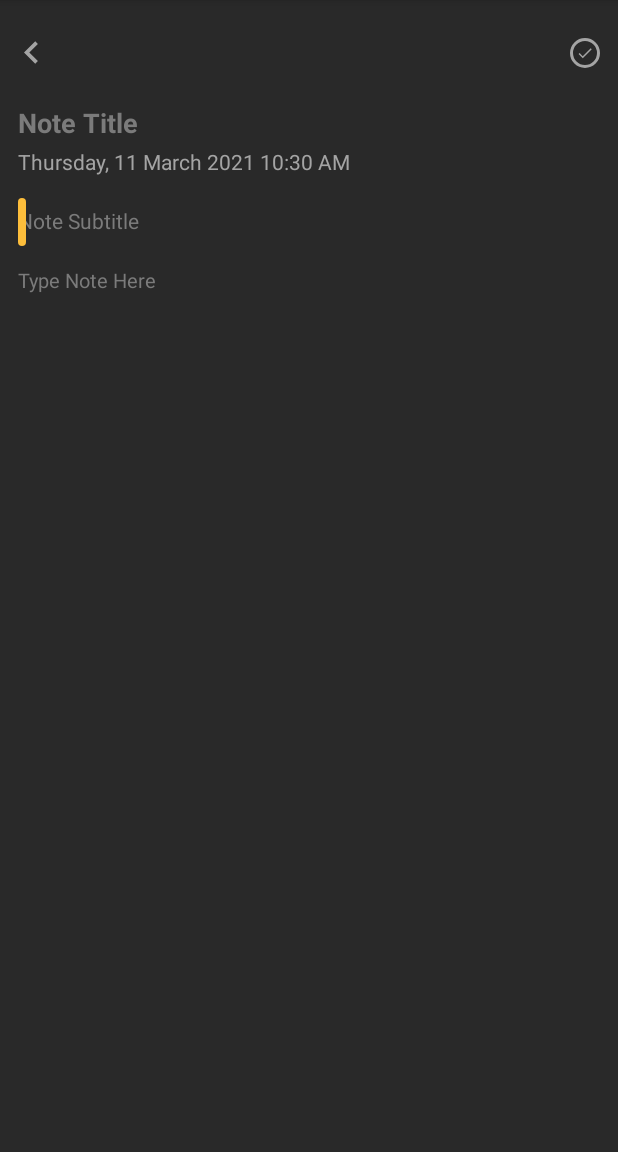
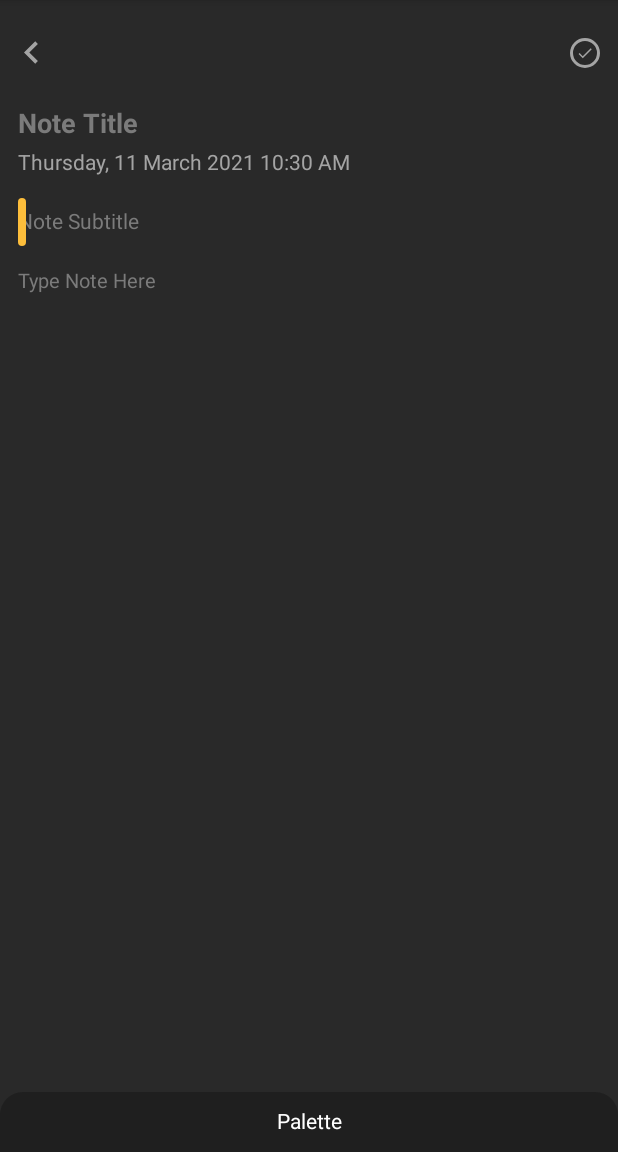
Before and after one commit to thienle0610/Manage-App, an Android app: the CreateNotes screen opened directly, with no data from a screen before it, on a phone screen of 412 x 824 dp, the part 84-1236 px from its top. Run offline under Robolectric (Android 15) with nearby library versions, the phone set to English and light mode, and no system bars.

Commit message:
Adding note's colors

```diff
--- a/app/src/main/java/com/example/manageapp/activities/CreateNotes.java
+++ b/app/src/main/java/com/example/manageapp/activities/CreateNotes.java
@@ -10,12 +10,14 @@ import android.os.Bundle;
 import android.view.View;
 import android.widget.EditText;
 import android.widget.ImageView;
+import android.widget.LinearLayout;
 import android.widget.TextView;
 import android.widget.Toast;
 
 import com.example.manageapp.R;
 import com.example.manageapp.database.NoteDatabase;
 import com.example.manageapp.entities.Note;
+import com.google.android.material.bottomsheet.BottomSheetBehavior;
 
 import java.text.SimpleDateFormat;
 import java.util.Date;
@@ -47,8 +49,9 @@ public class CreateNotes extends AppCompatActivity {
 
         ImageView imageSave = findViewById(R.id.imageSave);
         imageSave.setOnClickListener(v -> saveNote());
+
+        initMiscellaneous();
     }
-
 
 
     private void saveNote() {
@@ -72,13 +75,12 @@ public class CreateNotes extends AppCompatActivity {
         @SuppressLint("StaticFieldLeak")
         class SaveNoteTask extends AsyncTask<Void, Void, Void> {
 
-            protected Void doInBackground(Void... voids){
+            protected Void doInBackground(Void... voids) {
                 NoteDatabase.getNoteDatabase(getApplicationContext()).noteDao().insertNote(note);
                 return null;
             }
 
-            protected void onPostExecute(Void aVoid)
-            {
+            protected void onPostExecute(Void aVoid) {
                 super.onPostExecute(aVoid);
                 Intent intent = new Intent();
                 setResult(RESULT_OK, intent);
@@ -88,4 +90,16 @@ public class CreateNotes extends AppCompatActivity {
 
         new SaveNoteTask().execute();
     }
+
+    private void initMiscellaneous() {
+        final LinearLayout layoutMiscellaneous = findViewById(R.id.layoutMiscellaneous);
+        final BottomSheetBehavior<LinearLayout> bottomSheetBehavior = BottomSheetBehavior.from(layoutMiscellaneous);
+        layoutMiscellaneous.findViewById(R.id.textMiscellaneous).setOnClickListener(v -> {
+            if (bottomSheetBehavior.getState() != BottomSheetBehavior.STATE_EXPANDED) {
+                bottomSheetBehavior.setState(BottomSheetBehavior.STATE_EXPANDED);
+            } else {
+                bottomSheetBehavior.setState(BottomSheetBehavior.STATE_COLLAPSED);
+            }
+        });
+    }
 }
--- /dev/null
+++ b/app/src/main/res/drawable/background_miscellaneous.xml
@@ -0,0 +1,8 @@
+<?xml version="1.0" encoding="utf-8"?>
+<shape xmlns:android="http://schemas.android.com/apk/res/android"
+    android:shape="rectangle">
+<solid android:color="@color/colorMiscellaneousBackground"/>
+    <corners
+        android:topLeftRadius="15dp"
+        android:topRightRadius="15dp"/>
+</shape>
--- /dev/null
+++ b/app/src/main/res/drawable/background_note_color_1.xml
@@ -0,0 +1,46 @@
+<?xml version="1.0" encoding="utf-8"?>
+<layer-list xmlns:android="http://schemas.android.com/apk/res/android">
+
+    <item>
+
+        <shape android:shape="oval">
+            <stroke
+                android:width="2dp"
+                android:color="#F660AB"/>
+
+
+
+        </shape>
+    </item>
+
+    <item
+        android:left="3dp"
+        android:right="3dp"
+        android:bottom="3dp"
+        android:top="3dp">
+
+        <shape android:shape="oval">
+
+            <stroke
+                android:width="6dp"
+                android:color="@color/colorMiscellaneousBackground"/>
+        </shape>
+    </item>
+
+    <item
+        android:left="6dp"
+        android:right="6dp"
+        android:bottom="6dp"
+        android:top="6dp">
+
+        <shape android:shape="oval">
+
+            <solid android:color="#F778A1"/>
+        </shape>
+    </item>
+
+
+
+
+
+</layer-list>
--- /dev/null
+++ b/app/src/main/res/drawable/background_note_color_2.xml
@@ -0,0 +1,46 @@
+<?xml version="1.0" encoding="utf-8"?>
+<layer-list xmlns:android="http://schemas.android.com/apk/res/android">
+
+    <item>
+
+        <shape android:shape="oval">
+            <stroke
+                android:width="2dp"
+                android:color="#306754"/>
+
+
+
+        </shape>
+    </item>
+
+    <item
+        android:left="3dp"
+        android:right="3dp"
+        android:bottom="3dp"
+        android:top="3dp">
+
+        <shape android:shape="oval">
+
+            <stroke
+                android:width="6dp"
+                android:color="@color/colorMiscellaneousBackground"/>
+        </shape>
+    </item>
+
+    <item
+        android:left="6dp"
+        android:right="6dp"
+        android:bottom="6dp"
+        android:top="6dp">
+
+        <shape android:shape="oval">
+
+            <solid android:color="#98FF98"/>
+        </shape>
+    </item>
+
+
+
+
+
+</layer-list>
--- /dev/null
+++ b/app/src/main/res/drawable/background_note_color_3.xml
@@ -0,0 +1,46 @@
+<?xml version="1.0" encoding="utf-8"?>
+<layer-list xmlns:android="http://schemas.android.com/apk/res/android">
+
+    <item>
+
+        <shape android:shape="oval">
+            <stroke
+                android:width="2dp"
+                android:color="#7D0552"/>
+
+
+
+        </shape>
+    </item>
+
+    <item
+        android:left="3dp"
+        android:right="3dp"
+        android:bottom="3dp"
+        android:top="3dp">
+
+        <shape android:shape="oval">
+
+            <stroke
+                android:width="6dp"
+                android:color="@color/colorMiscellaneousBackground"/>
+        </shape>
+    </item>
+
+    <item
+        android:left="6dp"
+        android:right="6dp"
+        android:bottom="6dp"
+        android:top="6dp">
+
+        <shape android:shape="oval">
+
+            <solid android:color="#9E7BFF"/>
+        </shape>
+    </item>
+
+
+
+
+
+</layer-list>
--- /dev/null
+++ b/app/src/main/res/drawable/background_note_color_4.xml
@@ -0,0 +1,46 @@
+<?xml version="1.0" encoding="utf-8"?>
+<layer-list xmlns:android="http://schemas.android.com/apk/res/android">
+
+    <item>
+
+        <shape android:shape="oval">
+            <stroke
+                android:width="2dp"
+                android:color="#FFCB58"/>
+
+
+
+        </shape>
+    </item>
+
+    <item
+        android:left="3dp"
+        android:right="3dp"
+        android:bottom="3dp"
+        android:top="3dp">
+
+        <shape android:shape="oval">
+
+            <stroke
+                android:width="6dp"
+                android:color="@color/colorMiscellaneousBackground"/>
+        </shape>
+    </item>
+
+    <item
+        android:left="6dp"
+        android:right="6dp"
+        android:bottom="6dp"
+        android:top="6dp">
+
+        <shape android:shape="oval">
+
+            <solid android:color="#8A4117"/>
+        </shape>
+    </item>
+
+
+
+
+
+</layer-list>
--- /dev/null
+++ b/app/src/main/res/drawable/background_note_color_5.xml
@@ -0,0 +1,46 @@
+<?xml version="1.0" encoding="utf-8"?>
+<layer-list xmlns:android="http://schemas.android.com/apk/res/android">
+
+    <item>
+
+        <shape android:shape="oval">
+            <stroke
+                android:width="2dp"
+                android:color="#8C001A"/>
+
+
+
+        </shape>
+    </item>
+
+    <item
+        android:left="3dp"
+        android:right="3dp"
+        android:bottom="3dp"
+        android:top="3dp">
+
+        <shape android:shape="oval">
+
+            <stroke
+                android:width="6dp"
+                android:color="@color/colorMiscellaneousBackground"/>
+        </shape>
+    </item>
+
+    <item
+        android:left="6dp"
+        android:right="6dp"
+        android:bottom="6dp"
+        android:top="6dp">
+
+        <shape android:shape="oval">
+
+            <solid android:color="#F75D59"/>
+        </shape>
+    </item>
+
+
+
+
+
+</layer-list>
--- /dev/null
+++ b/app/src/main/res/drawable/background_note_color_6.xml
@@ -0,0 +1,46 @@
+<?xml version="1.0" encoding="utf-8"?>
+<layer-list xmlns:android="http://schemas.android.com/apk/res/android">
+
+    <item>
+
+        <shape android:shape="oval">
+            <stroke
+                android:width="2dp"
+                android:color="#6F4E37"/>
+
+
+
+        </shape>
+    </item>
+
+    <item
+        android:left="3dp"
+        android:right="3dp"
+        android:bottom="3dp"
+        android:top="3dp">
+
+        <shape android:shape="oval">
+
+            <stroke
+                android:width="6dp"
+                android:color="@color/colorMiscellaneousBackground"/>
+        </shape>
+    </item>
+
+    <item
+        android:left="6dp"
+        android:right="6dp"
+        android:bottom="6dp"
+        android:top="6dp">
+
+        <shape android:shape="oval">
+
+            <solid android:color="#FDD017"/>
+        </shape>
+    </item>
+
+
+
+
+
+</layer-list>
--- a/app/src/main/res/layout/activity_create_notes.xml
+++ b/app/src/main/res/layout/activity_create_notes.xml
@@ -152,4 +152,5 @@
 
     </ScrollView>
 
+    <include layout="@layout/layout_miscellaneous"/>
 </androidx.coordinatorlayout.widget.CoordinatorLayout>
--- /dev/null
+++ b/app/src/main/res/layout/layout_miscellaneous.xml
@@ -0,0 +1,175 @@
+<?xml version="1.0" encoding="utf-8"?>
+<LinearLayout xmlns:android="http://schemas.android.com/apk/res/android"
+    xmlns:app="http://schemas.android.com/apk/res-auto"
+    xmlns:tools="http://schemas.android.com/tools"
+    android:id="@+id/layoutMiscellaneous"
+    android:orientation="vertical"
+    android:layout_width="match_parent"
+    android:layout_height="match_parent"
+    android:background="@drawable/background_miscellaneous"
+    app:behavior_peekHeight="40dp"
+    app:layout_behavior="@string/bottom_sheet_behavior">
+
+    <TextView
+        android:id="@+id/textMiscellaneous"
+        android:layout_width="match_parent"
+        android:layout_height="40dp"
+        android:textStyle="normal"
+        android:gravity="center"
+        android:includeFontPadding="false"
+        android:text="@string/palette"
+        android:textColor="@color/colorWhite"
+        android:textSize="14sp"/>
+
+    <LinearLayout
+        android:id="@+id/layoutNoteColor"
+        android:layout_width="match_parent"
+        android:layout_height="wrap_content"
+        android:layout_margin="10dp"
+        android:gravity="center_vertical"
+        android:orientation="horizontal">
+
+        <FrameLayout
+            android:layout_width="0dp"
+            android:layout_height="wrap_content"
+            android:layout_weight="1">
+
+            <View
+                android:id="@+id/viewColor1"
+                android:layout_width="35dp"
+                android:layout_height="35dp"
+                android:background="@drawable/background_note_color_1"/>
+
+            <ImageView
+                android:id="@+id/imageColor1"
+                android:layout_width="35dp"
+                android:layout_height="35dp"
+                android:contentDescription="@string/app_name"
+                android:padding="10dp"
+                android:src="@drawable/ic_done"
+                app:tint="@color/black" />
+
+        </FrameLayout>
+
+
+        <FrameLayout
+            android:layout_width="0dp"
+            android:layout_height="wrap_content"
+            android:layout_weight="1">
+
+            <View
+                android:id="@+id/viewColor2"
+                android:layout_width="35dp"
+                android:layout_height="35dp"
+                android:background="@drawable/background_note_color_2"/>
+
+            <ImageView
+                android:id="@+id/imageColor2"
+                android:layout_width="35dp"
+                android:layout_height="35dp"
+                android:contentDescription="@string/app_name"
+                android:padding="10dp"
+                android:src="@drawable/ic_done"
+                app:tint="@color/black" />
+
+        </FrameLayout>
+
+        <FrameLayout
+            android:layout_width="0dp"
+            android:layout_height="wrap_content"
+            android:layout_weight="1">
+
+            <View
+                android:id="@+id/viewColor3"
+                android:layout_width="35dp"
+                android:layout_height="35dp"
+                android:background="@drawable/background_note_color_3"/>
+
+            <ImageView
+                android:id="@+id/imageColor3"
+                android:layout_width="35dp"
+                android:layout_height="35dp"
+                android:contentDescription="@string/app_name"
+                android:padding="10dp"
+                android:src="@drawable/ic_done"
+                app:tint="@color/black" />
+
+        </FrameLayout>
+
+        <FrameLayout
+            android:layout_width="0dp"
+            android:layout_height="wrap_content"
+            android:layout_weight="1">
+
+            <View
+                android:id="@+id/viewColor4"
+                android:layout_width="35dp"
+                android:layout_height="35dp"
+                android:background="@drawable/background_note_color_4"/>
+
+            <ImageView
+                android:id="@+id/imageColor4"
+                android:layout_width="35dp"
+                android:layout_height="35dp"
+                android:contentDescription="@string/app_name"
+                android:padding="10dp"
+                android:src="@drawable/ic_done"
+                app:tint="@color/black" />
+
+        </FrameLayout>
+
+        <FrameLayout
+            android:layout_width="0dp"
+            android:layout_height="wrap_content"
+            android:layout_weight="1">
+
+            <View
+                android:id="@+id/viewColor5"
+                android:layout_width="35dp"
+                android:layout_height="35dp"
+                android:background="@drawable/background_note_color_5"/>
+
+            <ImageView
+                android:id="@+id/imageColor5"
+                android:layout_width="35dp"
+                android:layout_height="35dp"
+                android:contentDescription="@string/app_name"
+                android:padding="10dp"
+                android:src="@drawable/ic_done"
+                app:tint="@color/black" />
+
+        </FrameLayout>
+
+        <FrameLayout
+            android:layout_width="0dp"
+            android:layout_height="wrap_content"
+            android:layout_weight="1">
+
+            <View
+                android:id="@+id/viewColor6"
+                android:layout_width="35dp"
+                android:layout_height="35dp"
+                android:background="@drawable/background_note_color_6"/>
+
+            <ImageView
+                android:id="@+id/imageColor6"
+                android:layout_width="35dp"
+                android:layout_height="35dp"
+                android:contentDescription="@string/app_name"
+                android:padding="10dp"
+                android:src="@drawable/ic_done"
+                app:tint="@color/black" />
+
+        </FrameLayout>
+
+        <TextView
+            android:layout_width="wrap_content"
+            android:layout_height="wrap_content"
+            android:textStyle="normal"
+            android:includeFontPadding="false"
+            android:text="@string/pick_color"
+            android:textColor="@color/colorWhite"
+            android:textSize="14dp"/>
+
+    </LinearLayout>
+</LinearLayout>
--- a/app/src/main/res/values/strings.xml
+++ b/app/src/main/res/values/strings.xml
@@ -7,4 +7,6 @@
     <string name="note_title">Note Title</string>
     <string name="note_subtitle">Note Subtitle</string>
     <string name="type_note_here">Type Note Here</string>
+    <string name="palette">Palette</string>
+    <string name="pick_color">Pick color</string>
 </resources>
```
